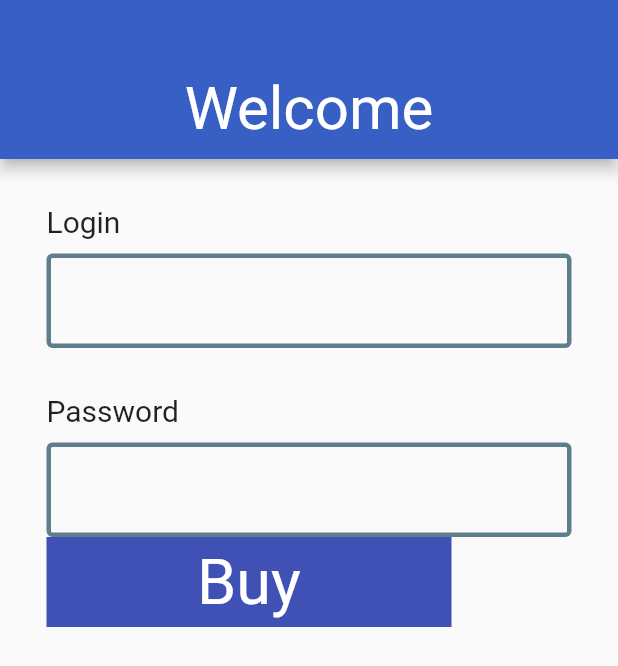
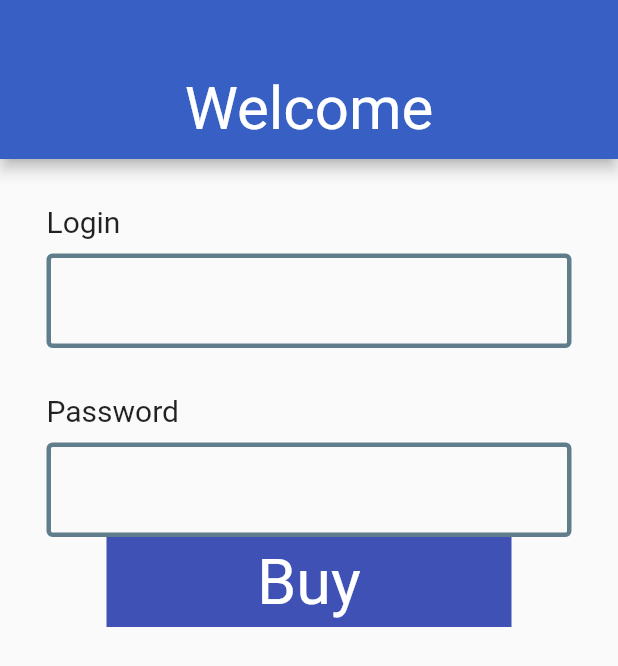
Before and after one commit to Goldfish808/flutter-v2, a Flutter app: the screen it shows after launch, on a phone screen of 412 x 824 dp. Shown: the top 666 px of the screen. Run offline on Flutter 3.47's test engine with Material 2 defaults, Android fonts, the light colour scheme and no system bars; our stand-ins replace flutter_riverpod.

Commit message:
route 적용

```diff
--- a/lib/main.dart
+++ b/lib/main.dart
@@ -2,9 +2,14 @@ import 'package:cartlist_lab/screen/cart_screen.dart';
 import 'package:cartlist_lab/screen/catalog_screen.dart';
 import 'package:cartlist_lab/screen/login_screen.dart';
 import 'package:flutter/material.dart';
+import 'package:flutter_riverpod/flutter_riverpod.dart';
 
 void main() {
-  runApp(const MyApp());
+  runApp(
+    ProviderScope(
+      child: MyApp(),
+    ),
+  );
 }
 
 class MyApp extends StatelessWidget {
@@ -18,8 +23,8 @@ class MyApp extends StatelessWidget {
       initialRoute: "/login",
       routes: {
         "/login": (context) => LoginScreen(),
-        "/home": (context) => CartScreen(),
-        "/category": (context) => CatalogScreen()
+        "/cart": (context) => CartScreen(),
+        "/catalog": (context) => CatalogScreen()
       },
     );
   }
--- a/lib/screen/login_screen.dart
+++ b/lib/screen/login_screen.dart
@@ -8,7 +8,7 @@ class LoginScreen extends StatelessWidget {
     return Scaffold(
       appBar: buildAppBar(),
       body: Column(
-        crossAxisAlignment: CrossAxisAlignment.center,
+        //crossAxisAlignment: CrossAxisAlignment.center,
         children: [
           Container(
             alignment: Alignment.center,
@@ -50,7 +50,8 @@ class LoginScreen extends StatelessWidget {
                     style: TextStyle(fontSize: 20, color: Colors.lightBlue),
                   ),
                   Container(
-                    child: buildBuyButton(),
+                    alignment: Alignment.center,
+                    child: buildLoginButton(context),
                   )
                 ],
               ),
@@ -61,10 +62,10 @@ class LoginScreen extends StatelessWidget {
     );
   }
 
-  Widget buildBuyButton() {
+  Widget buildLoginButton(context) {
     return InkWell(
       onTap: () {
-        print("클릭됨");
+        Navigator.pushNamed(context, '/catalog');
       },
       child: Container(
         width: 270,
--- a/pubspec.yaml
+++ b/pubspec.yaml
@@ -29,6 +29,8 @@ environment:
 dependencies:
   flutter:
     sdk: flutter
+  flutter_riverpod: ^2.0.0-dev.9
+
 
 
   # The following adds the Cupertino Icons font to your application.
```
Also changed, not shown: lib/screen/cart_screen.dart (+8 -2 lines), lib/screen/catalog_screen.dart (+13 -3 lines), pubspec.lock.
